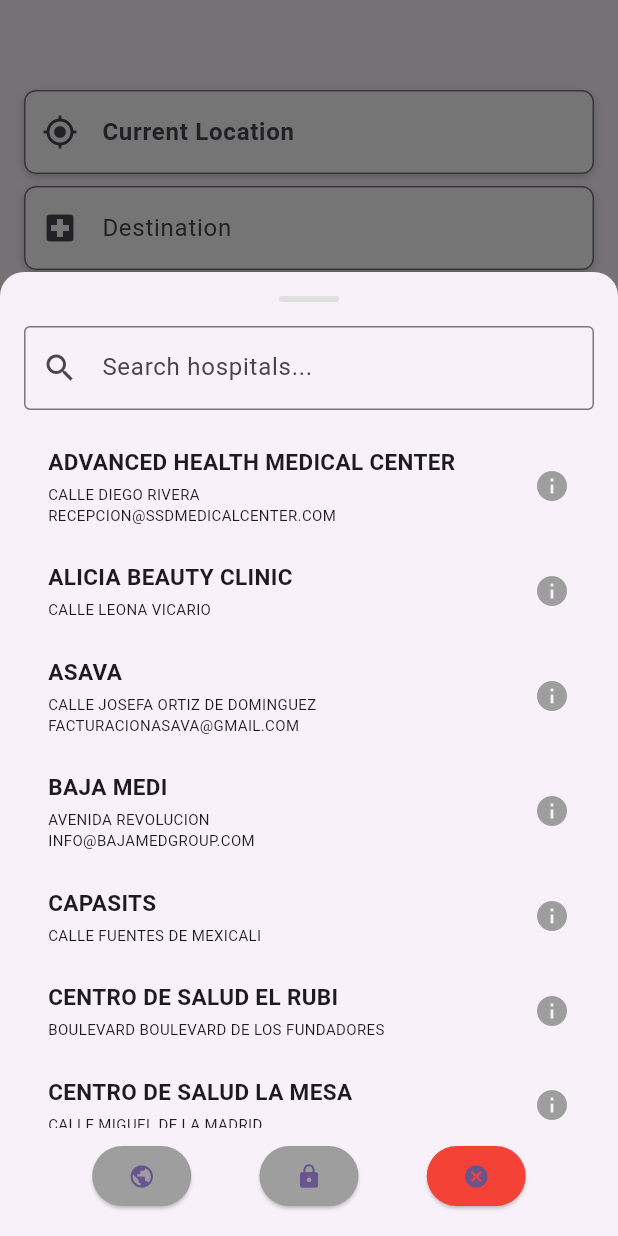
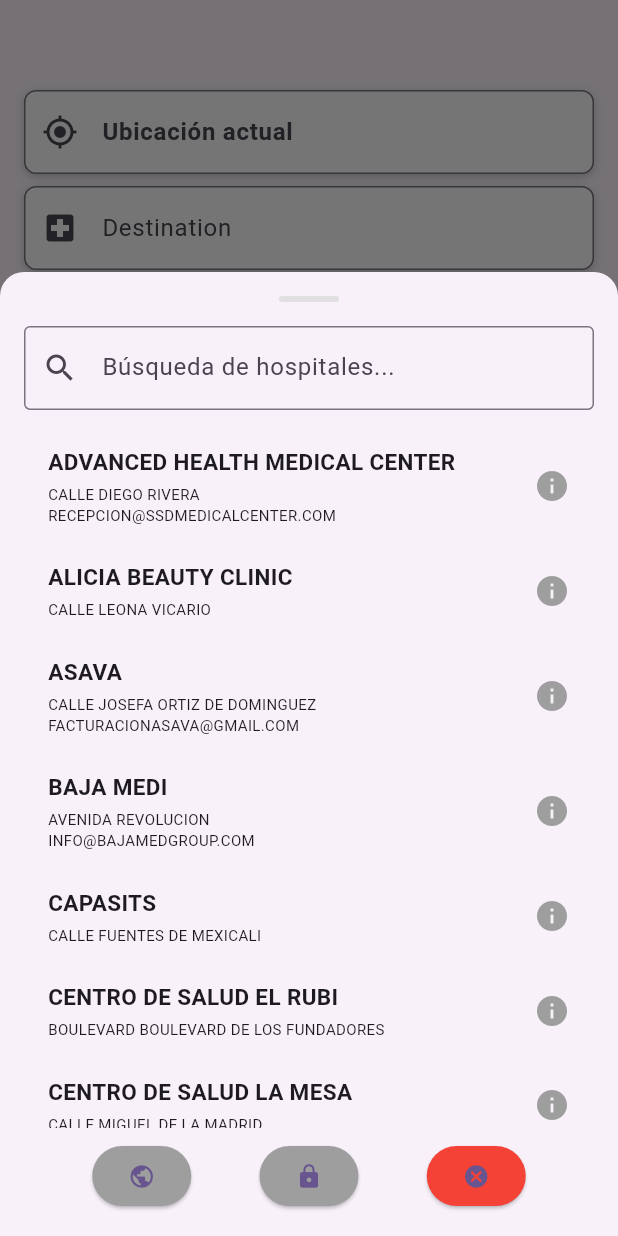
Before and after one commit to ivanovich99/SerHumano, a Flutter app: the screen it shows after launch, after a tap on the "assistant navigation" icon, on a phone screen of 412 x 824 dp. Run offline on Flutter 3.47's test engine with Material 3 defaults, Android fonts, the phone set to English and light mode, and no system bars; our stand-ins replace csv, google_maps_flutter, location; missing offline and left inert: flutter_polyline_points.

Commit message:
change english text to spanish

```diff
--- a/serhumano/lib/hospitals_choice.dart
+++ b/serhumano/lib/hospitals_choice.dart
@@ -35,7 +35,7 @@ class _HospitalListScreenState extends State<HospitalListScreen> {
           // Search bar
           TextField(
             decoration: const InputDecoration(
-              labelText: "Search hospitals...",
+              labelText: "Búsqueda de hospitales...",
               border: OutlineInputBorder(),
               prefixIcon: Icon(Icons.search),
             ),
--- a/serhumano/lib/pages/map_page.dart
+++ b/serhumano/lib/pages/map_page.dart
@@ -63,7 +63,7 @@ class _MapPageState extends State<MapPage> {
               Expanded(
                 child: currentL == null
                     ? const Center(
-                        child: Text("Loading..."),
+                        child: Text("Cargando..."),
                       )
                     : GoogleMap(
                         initialCameraPosition: CameraPosition(
@@ -114,7 +114,7 @@ class _MapPageState extends State<MapPage> {
                       fontWeight: FontWeight.bold, // Bold text
                     ),
                     decoration: InputDecoration(
-                      hintText: "Current Location",
+                      hintText: "Ubicación actual",
                       border: OutlineInputBorder(
                         borderRadius: BorderRadius.circular(8),
                       ),
@@ -172,7 +172,7 @@ class _MapPageState extends State<MapPage> {
                           ),
                           decoration: InputDecoration(
                             labelText: "Destination",
-                            hintText: selectedHospitalId ?? "Choose a hospital...", // Dynamically update the hint
+                            hintText: selectedHospitalId ?? "Selecciona un hospital...", // Dynamically update the hint
                             border: OutlineInputBorder(
                               borderRadius: BorderRadius.circular(8),
                             ),
@@ -302,7 +302,7 @@ class _MapPageState extends State<MapPage> {
         if (currentLocation.latitude != null && currentLocation.longitude != null) {
           setState(() {
             currentL = LatLng(currentLocation.latitude!, currentLocation.longitude!);
-            print("Current location: $currentL");
+            print("Ubicación actual: $currentL");
           });
         }
       });
```
